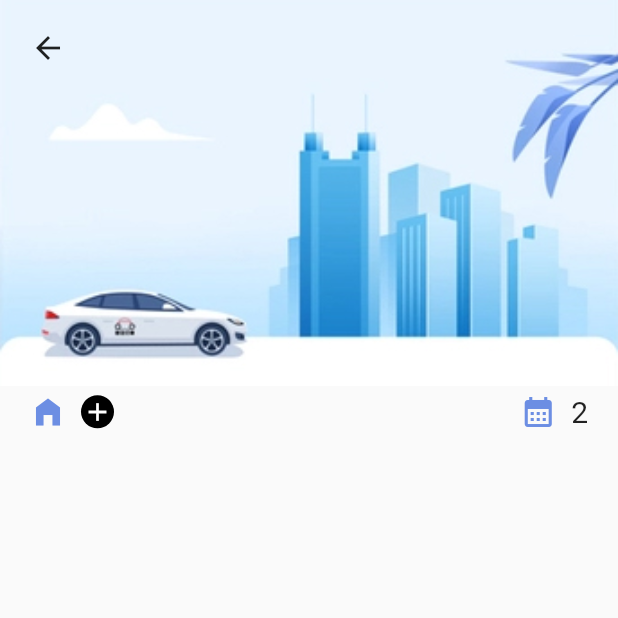
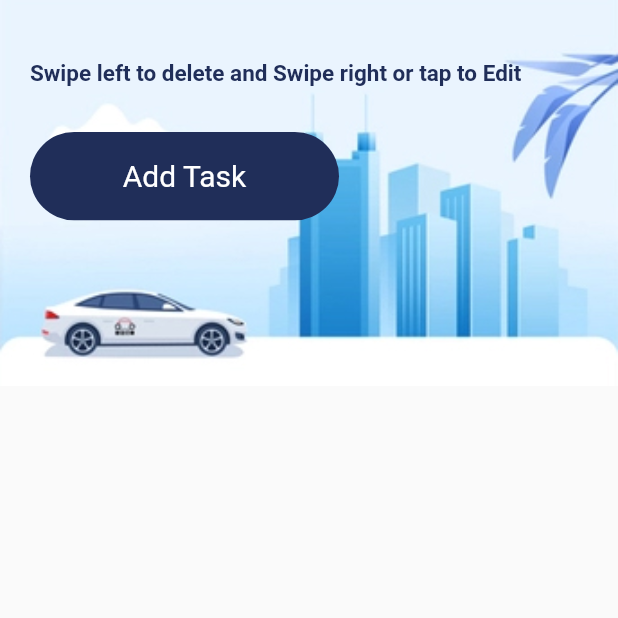
Before and after one commit to Aveolart/new_task_app, a Flutter app: the AllTasks screen opened directly, on a phone screen of 412 x 824 dp, the top half of it. Run offline on Flutter 3.47's test engine with Material 2 defaults, Android fonts, the phone set to English and light mode, and no system bars; our stand-ins replace get, sqflite; accounts and stored records are empty.

Commit message:
adjusted for sidehustle assignment

```diff
--- a/lib/main.dart
+++ b/lib/main.dart
@@ -1,6 +1,7 @@
 // ignore_for_file: prefer_const_constructors
 
 import 'package:flutter/material.dart';
+import 'package:task_app/screens/all_tasks.dart';
 
 import 'package:task_app/screens/homepage.dart';
 import 'package:get/get.dart';
@@ -21,7 +22,7 @@ class MainApp extends StatelessWidget {
     // Get.lazyPut(() => DataController());
     // loadData();
     return GetMaterialApp(
-      home: Homepage(),
+      home: AllTasks(),
       debugShowCheckedModeBanner: false,
     );
   }
--- a/lib/screens/all_tasks.dart
+++ b/lib/screens/all_tasks.dart
@@ -62,56 +62,49 @@ class _AllTasksState extends State<AllTasks> {
                   fit: BoxFit.cover,
                 ),
               ),
-              child: IconButton(
-                padding: EdgeInsets.all(20),
-                onPressed: () {
-                  Get.back();
-                },
-                icon: Icon(
-                  Icons.arrow_back,
-                ),
-              ),
-            ),
-            Container(
-              padding: const EdgeInsets.only(left: 20, right: 20, top: 5),
-              child: Row(
+              child: Column(
+                crossAxisAlignment: CrossAxisAlignment.start,
                 children: [
-                  InkWell(
-                    onTap: () {},
-                    child: Icon(
-                      Icons.home_filled,
-                      color: AppColors.secondaryColor,
+                  // IconButton(
+                  //   padding: EdgeInsets.all(20),
+                  //   onPressed: () {
+                  //     Get.back();
+                  //   },
+                  //   icon: Icon(
+                  //     Icons.arrow_back,
+                  //   ),
+                  // ),
+                  Padding(
+                    padding:
+                        const EdgeInsets.only(left: 20.0, right: 20, top: 40),
+                    child: Text(
+                      "Swipe left to delete and Swipe right or tap to Edit",
+                      style: TextStyle(
+                          fontWeight: FontWeight.bold,
+                          color: AppColors.mainColor,
+                          fontSize: 15),
                     ),
                   ),
-                  SizedBox(
-                    width: 10,
-                  ),
-                  CircleAvatar(
-                    backgroundColor: Colors.black,
-                    maxRadius: 11,
-                    child: Icon(
-                      Icons.add,
-                      size: 20,
-                      color: Colors.white,
+                  Container(
+                    margin: EdgeInsets.only(top: 30, left: 20),
+                    width: MediaQuery.of(context).size.width / 2,
+                    child: InkWell(
+                      onTap: () {
+                        Get.to(() => AddTAsk(),
+                                transition: Transition.cupertinoDialog,
+                                duration: Duration(milliseconds: 500))
+                            ?.then((value) {
+                          setState(() {});
+                        });
+                      },
+                      child: ButtonWidget(
+                          title: "Add Task",
+                          textColor: Colors.white,
+                          backgroundColor: AppColors.mainColor),
                     ),
-                  ),
-                  Expanded(child: Container()),
-                  Icon(
-                    Icons.calendar_month_sharp,
-                    color: AppColors.secondaryColor,
-                  ),
-                  SizedBox(
-                    width: 10,
-                  ),
-                  Text(
-                    "2",
-                    style: TextStyle(fontSize: 20),
-                  ),
+                  )
                 ],
               ),
-            ),
-            SizedBox(
-              height: 25,
             ),
             Flexible(
               child: FutureBuilder(
@@ -123,16 +116,6 @@ class _AllTasksState extends State<AllTasks> {
                       itemBuilder: (context, index) {
                         return GestureDetector(
                           onTap: () {
-                            // Navigator.push(
-                            //   context,
-                            //   MaterialPageRoute(
-                            //     builder: (context) => AddTAsk(
-                            //       task: snapshot.data[index],
-                            //     ),
-                            //   ),
-                            // ).then((value) {setState(() {
-
-                            // });});
                             Get.to(
                               () => AddTAsk(
                                 task: snapshot.data[index],
@@ -150,51 +133,58 @@ class _AllTasksState extends State<AllTasks> {
                             },
                             confirmDismiss: (DismissDirection direction) async {
                               if (direction == DismissDirection.startToEnd) {
-                                showModalBottomSheet(
-                                  context: context,
-                                  barrierColor: Colors.transparent,
-                                  backgroundColor: Colors.transparent,
-                                  builder: (_) {
-                                    return Container(
-                                      decoration: BoxDecoration(
-                                        color: Color(0x7A1C2941),
-                                        borderRadius: BorderRadius.only(
-                                          topLeft: Radius.circular(20),
-                                          topRight: Radius.circular(20),
+                                // Made a bottomsheet for testing
+                                // showModalBottomSheet(
+                                //   context: context,
+                                //   barrierColor: Colors.transparent,
+                                //   backgroundColor: Colors.transparent,
+                                //   builder: (_) {
+                                //     return Container(
+                                //       decoration: BoxDecoration(
+                                //         color: Color(0x7A1C2941),
+                                //         borderRadius: BorderRadius.only(
+                                //           topLeft: Radius.circular(20),
+                                //           topRight: Radius.circular(20),
+                                //         ),
+                                //       ),
+                                //       padding:
+                                //           EdgeInsets.only(left: 20, right: 20),
+                                //       height:
+                                //           MediaQuery.of(context).size.height /
+                                //               1.8,
+                                //       child: Column(
+                                //         mainAxisAlignment:
+                                //             MainAxisAlignment.center,
+                                //         children: [
+                                //           ButtonWidget(
+                                //               title: "View",
+                                //               textColor: Colors.white,
+                                //               backgroundColor:
+                                //                   AppColors.mainColor),
+                                //           ButtonWidget(
+                                //               title: "Edit",
+                                //               textColor:
+                                //                   AppColors.secondaryColor,
+                                //               backgroundColor:
+                                //                   AppColors.mainColor)
+                                //         ],
+                                //       ),
+                                //     );
+                                //   },
+                                // );
+                                // return false;
+
+                                Get.to(
+                                        AddTAsk(
+                                          task: snapshot.data[index],
                                         ),
-                                      ),
-                                      padding:
-                                          EdgeInsets.only(left: 20, right: 20),
-                                      height:
-                                          MediaQuery.of(context).size.height /
-                                              1.8,
-                                      child: Column(
-                                        mainAxisAlignment:
-                                            MainAxisAlignment.center,
-                                        children: [
-                                          ButtonWidget(
-                                              title: "View",
-                                              textColor: Colors.white,
-                                              backgroundColor:
-                                                  AppColors.mainColor),
-                                          ButtonWidget(
-                                              title: "Edit",
-                                              textColor:
-                                                  AppColors.secondaryColor,
-                                              backgroundColor:
-                                                  AppColors.mainColor)
-                                        ],
-                                      ),
-                                    );
-                                  },
-                                );
-                                return false;
-                              }
-                              //  else if (snapshot.data[index].id != 0) {
-                              //    _databaseManager
-                              //       .deleteTask(snapshot.data[index].id);
-                              // }
-                              else {
+                                        transition:
+                                            Transition.leftToRightWithFade,
+                                        duration: Duration(milliseconds: 500))
+                                    ?.then((value) {
+                                  setState(() {});
+                                });
+                              } else {
                                 return Future.delayed(
                                   Duration(milliseconds: 20),
                                   () =>
```
Also changed, not shown: lib/screens/add_task.dart (+18 -6 lines), lib/screens/homepage.dart (+0 -21 lines).
